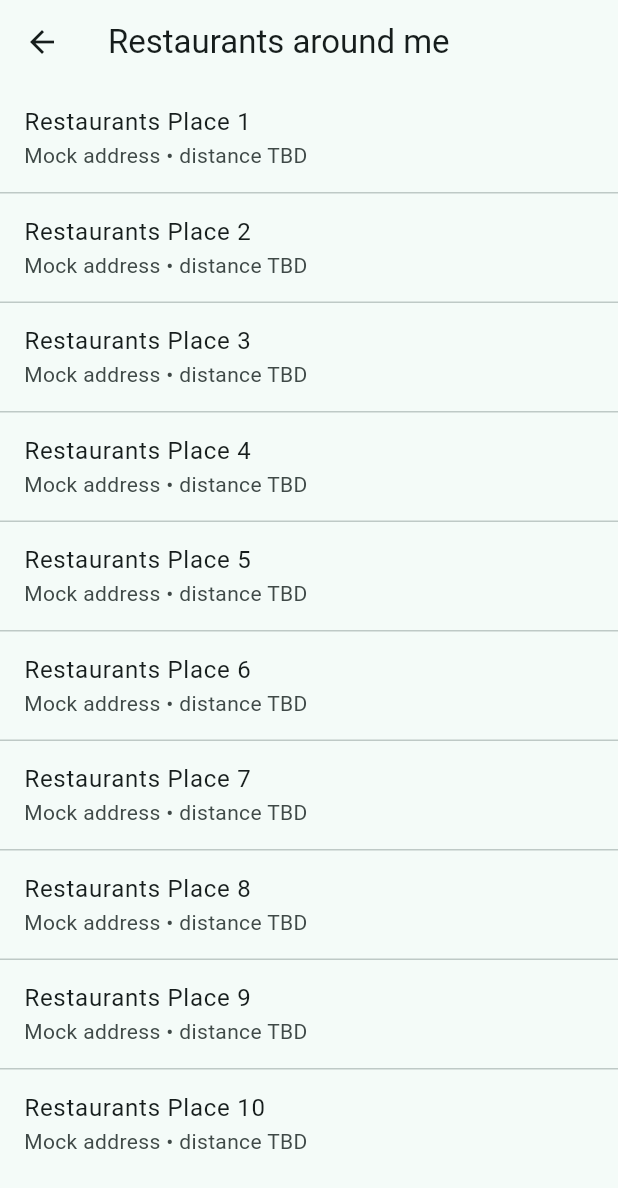
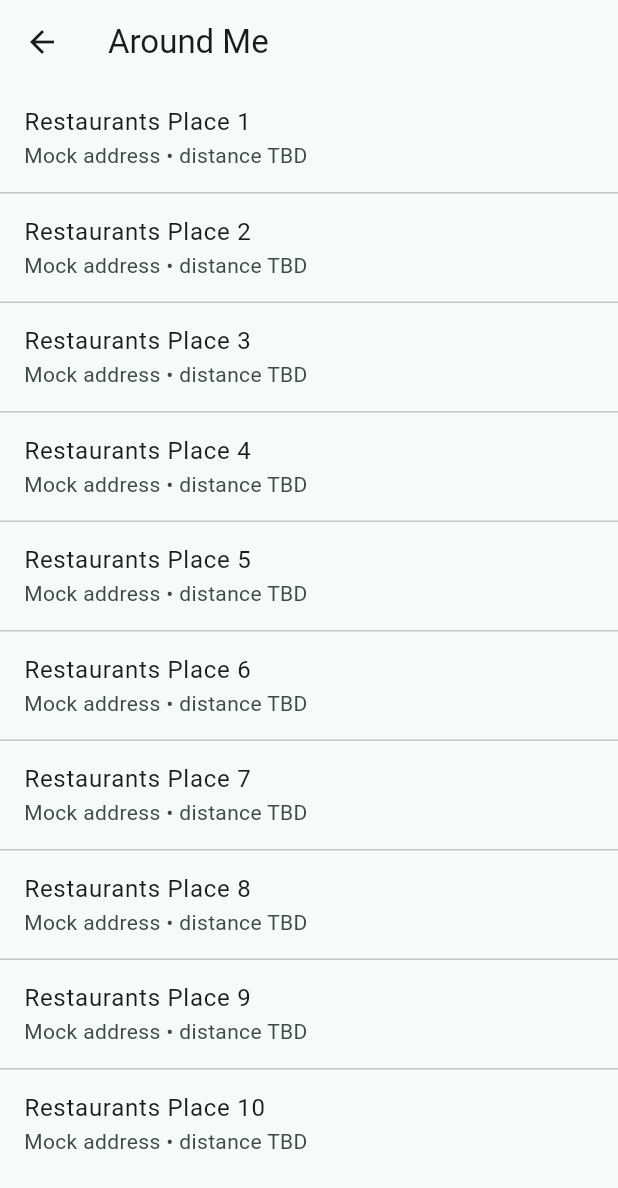
Before and after one commit to UDeedIt/Around-Me, a Flutter app: the screen it shows after launch, after a tap on "Restaurants", on a phone screen of 412 x 824 dp. Shown: the top 1188 px of the screen. Run offline on Flutter 3.47's test engine with Material 3 defaults, Android fonts, the phone set to English and light mode, and no system bars; generated files the repository leaves out were written again.

Commit message:
- feat(AROUND-5): add localized app shell and navigation scaffold [skip ci]

```diff
--- /dev/null
+++ b/l10n.yaml
@@ -0,0 +1,3 @@
+arb-dir: lib/l10n
+template-arb-file: app_en.arb
+output-localization-file: app_localizations.dart
--- a/lib/features/home/home_screen.dart
+++ b/lib/features/home/home_screen.dart
@@ -1,4 +1,6 @@
 import 'package:flutter/material.dart';
+import '../../core/constants/app_strings.dart';
+import '../../l10n/app_localizations.dart';
 
 class HomeScreen extends StatelessWidget {
   const HomeScreen({super.key});
@@ -12,8 +14,13 @@ class HomeScreen extends StatelessWidget {
 
   @override
   Widget build(BuildContext context) {
+    final l10n = AppLocalizations.of(context);
+
     return Scaffold(
-      appBar: AppBar(title: const Text('Around Me')),
+      appBar: AppBar(
+          title: Text(l10n?.homeTitle ?? AppStrings.homeTitleFallback)
+      ),
+      // body with grid as before...
       body: Padding(
         padding: const EdgeInsets.all(16),
         child: GridView.builder(
--- a/lib/features/places/places_screen.dart
+++ b/lib/features/places/places_screen.dart
@@ -1,6 +1,8 @@
 // lib/features/places/places_screen.dart
 
 import 'package:flutter/material.dart';
+import '../../core/localization/localized_strings.dart';
+import '../../l10n/app_localizations.dart';
 
 class PlacesScreen extends StatelessWidget {
   const PlacesScreen({super.key, required this.categoryName});
@@ -9,13 +11,13 @@ class PlacesScreen extends StatelessWidget {
 
   @override
   Widget build(BuildContext context) {
-    final mockPlaces = List.generate(
-      10,
-          (index) => '$categoryName Place ${index + 1}',
-    );
+    final l10n = AppLocalizations.of(context);
+    final l10nStrings = context.strings;
+
+    final mockPlaces = List.generate(10, (index) => '$categoryName Place ${index + 1}',);
 
     return Scaffold(
-      appBar: AppBar(title: Text('$categoryName around me')),
+      appBar: AppBar(title: Text(l10nStrings.homeTitle)),
       body: ListView.separated(
         itemCount: mockPlaces.length,
         separatorBuilder: (_, __) => const Divider(height: 1),
--- a/lib/features/splash/splash_screen.dart
+++ b/lib/features/splash/splash_screen.dart
@@ -1,6 +1,8 @@
 // lib/features/splash/splash_screen.dart
 
 import 'package:flutter/material.dart';
+import '../../core/constants/app_strings.dart';
+import '../../l10n/app_localizations.dart';
 
 class SplashScreen extends StatefulWidget {
   const SplashScreen({super.key});
@@ -9,6 +11,7 @@ class SplashScreen extends StatefulWidget {
   State<SplashScreen> createState() => _SplashScreenState();
 }
 
+/// Simple splash that shows a localized title and then navigates to Home.
 class _SplashScreenState extends State<SplashScreen> {
   @override
   void initState() {
@@ -21,16 +24,18 @@ class _SplashScreenState extends State<SplashScreen> {
 
   @override
   Widget build(BuildContext context) {
+    final l10n = AppLocalizations.of(context);
+
     return Scaffold(
       body: Center(
         child: Column(
           mainAxisSize: MainAxisSize.min,
-          children: const [
-            Icon(Icons.location_on, size: 64),
-            SizedBox(height: 16),
+          children: [
+            const Icon(Icons.location_on, size: 64),
+            const SizedBox(height: 16),
             Text(
-              'Around Me',
-              style: TextStyle(fontSize: 24, fontWeight: FontWeight.bold),
+              l10n?.splashTitle ?? AppStrings.splashTitleFallback,
+              style: const TextStyle(fontSize: 24, fontWeight: FontWeight.bold),
             ),
           ],
         ),
--- a/lib/main.dart
+++ b/lib/main.dart
@@ -1,21 +1,33 @@
 // lib/main.dart
 
 import 'package:flutter/material.dart';
+import 'package:flutter_localizations/flutter_localizations.dart';
+
+import 'core/constants/app_strings.dart';
+import 'l10n/app_localizations.dart';
 import 'features/splash/splash_screen.dart';
 import 'features/home/home_screen.dart';
 import 'features/places/places_screen.dart';
 
+/// Root entry point for the Around Me app.
+///
+/// This sets up:
+/// - Global theme (Material 3, seed color)
+/// - Named routes: `/splash`, `/home`, `/places`
+/// - Initial route: `/splash`
 void main() {
   runApp(const AroundMeApp());
 }
 
+/// Top-level widget for the Around Me application.
 class AroundMeApp extends StatelessWidget {
   const AroundMeApp({super.key});
 
   @override
   Widget build(BuildContext context) {
     return MaterialApp(
-      title: 'Around Me',
+      // Use localized app title if available, otherwise fall back.
+      onGenerateTitle: (context) => AppLocalizations.of(context)?.appTitle ?? AppStrings.appTitleFallback,
       theme: ThemeData(
         colorScheme: ColorScheme.fromSeed(seedColor: Colors.teal),
         useMaterial3: true,
@@ -30,6 +42,19 @@ class AroundMeApp extends StatelessWidget {
           return PlacesScreen(categoryName: args);
         },
       },
+      // Localization setup.
+      localizationsDelegates: const [
+        AppLocalizations.delegate,
+        GlobalMaterialLocalizations.delegate,
+        GlobalCupertinoLocalizations.delegate,
+        GlobalWidgetsLocalizations.delegate,
+      ],
+      supportedLocales: const [
+        Locale('en'),
+        Locale('de'),
+        Locale('ru'),
+        // add more: Locale('hy'), etc.
+      ],
     );
   }
 }
```
Also changed, not shown: lib/core/localization/localized_strings.dart (added, +27 -0 lines), lib/l10n/app_de.arb (added, +15 -0 lines), lib/l10n/app_en.arb (added, +15 -0 lines), lib/l10n/app_ru.arb (added, +15 -0 lines), pubspec.yaml (+5 -62 lines), pubspec.lock.
